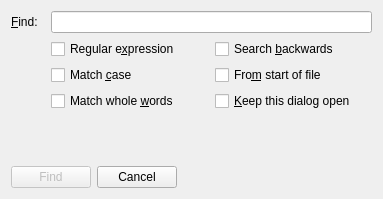
Above: finddialog.ui from altsan/qe-text-editor before the change. Below: the same form after it.
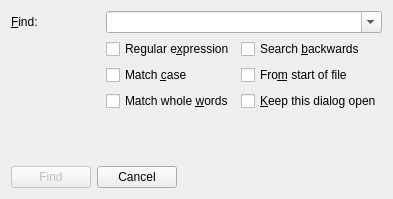
That is the form after the change.

Commit message: Find dialog now uses editable combobox with find history

Patch:
```diff
--- a/finddialog.ui
+++ b/finddialog.ui
@@ -9,7 +9,7 @@
    <rect>
     <x>0</x>
     <y>0</y>
-    <width>383</width>
+    <width>393</width>
     <height>199</height>
    </rect>
   </property>
@@ -34,9 +34,6 @@
          </property>
         </widget>
        </item>
-       <item row="0" column="1">
-        <widget class="QLineEdit" name="findEdit"/>
-       </item>
        <item row="1" column="0">
         <spacer name="spacer">
          <property name="orientation">
@@ -109,6 +106,16 @@
          </property>
         </spacer>
        </item>
+       <item row="0" column="1">
+        <widget class="QComboBox" name="findEdit">
+         <property name="editable">
+          <bool>true</bool>
+         </property>
+         <property name="insertPolicy">
+          <enum>QComboBox::NoInsert</enum>
+         </property>
+        </widget>
+       </item>
       </layout>
      </item>
      <item>
```
Left out of the diff: 1 changed line with no effect on the pictures. The commit also changes 5 other files.
